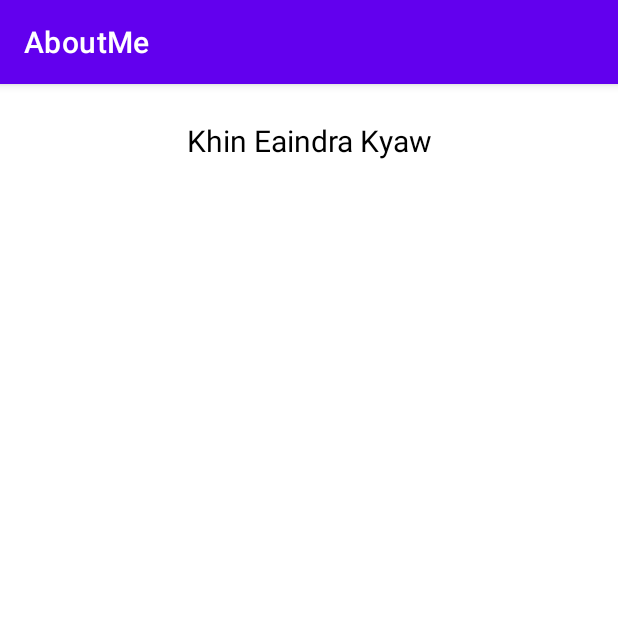
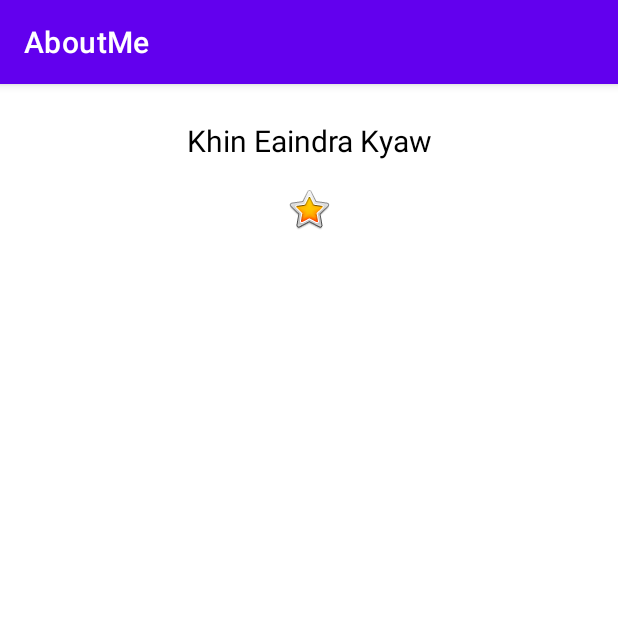
Before and after one commit to kedrakk/AboutMe, an Android app: the screen it shows after launch (MainActivity), on a phone screen of 412 x 824 dp, the top half of it. Run offline under Robolectric (Android 15) with nearby library versions, the phone set to English and light mode, and no system bars; Roboto replaces fonts that are not available here.

Commit message:
add star image

```diff
--- a/app/src/main/res/layout/activity_main.xml
+++ b/app/src/main/res/layout/activity_main.xml
@@ -1,7 +1,11 @@
 <?xml version="1.0" encoding="utf-8"?>
 <LinearLayout xmlns:android="http://schemas.android.com/apk/res/android"
+    xmlns:app="http://schemas.android.com/apk/res-auto"
+    xmlns:tools="http://schemas.android.com/tools"
+    android:orientation="vertical"
     android:layout_width="match_parent"
-    android:layout_height="match_parent">
+    android:layout_height="match_parent"
+    tools:ignore="UseCompoundDrawables">
 
     <TextView
         android:id="@+id/name_text"
@@ -10,4 +14,13 @@
         android:text="@string/name"
         android:textAlignment="center"
         style="@style/NameStyle" />
+
+    <ImageView
+        android:id="@+id/star_image"
+        android:layout_width="match_parent"
+        android:layout_height="wrap_content"
+        android:layout_marginTop="@dimen/layout_margin"
+        android:contentDescription="@string/yellow_star"
+        app:srcCompat="@android:drawable/btn_star_big_on"
+        tools:ignore="ImageContrastCheck" />
 </LinearLayout>
--- a/app/src/main/res/values/strings.xml
+++ b/app/src/main/res/values/strings.xml
@@ -1,4 +1,5 @@
 <resources>
     <string name="app_name">AboutMe</string>
     <string name="name">Khin Eaindra Kyaw</string>
+    <string name="yellow_star">Yellow Star</string>
 </resources>
```
